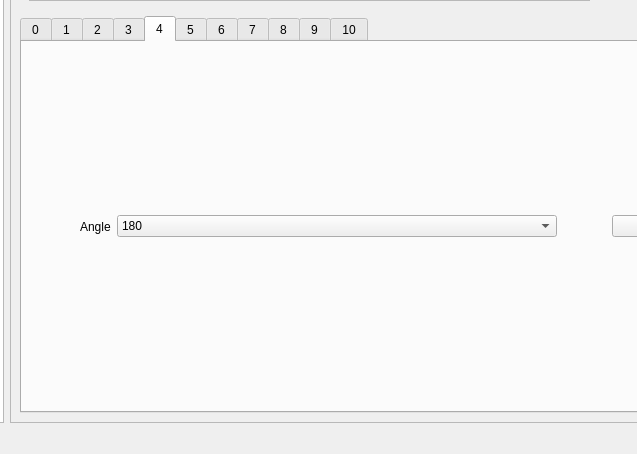
Above: mainwindow.ui from elifcansuyildiz/ImageProcessingQtApplication before the change; both pictures show x 261 to 898 and y 179 to 633 of the 983 by 633 pixel window. Below: the same form after it.
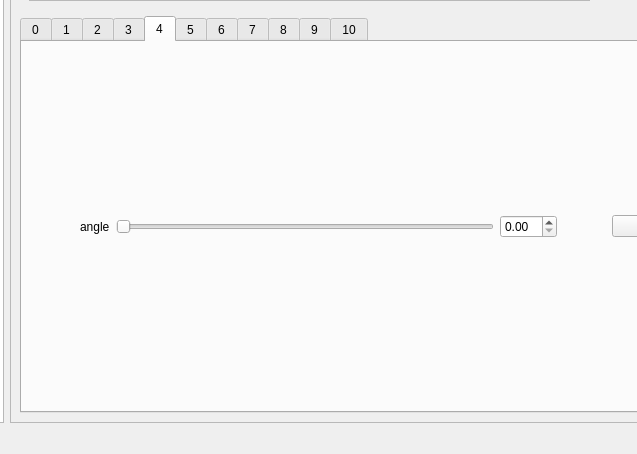
That is the form after the change. The open tabs and pages were chosen to show the change.

What changed in the file:
```diff
--- a/mainwindow.ui
+++ b/mainwindow.ui
@@ -1072,6 +1072,9 @@
                 <property name="orientation">
                  <enum>Qt::Horizontal</enum>
                 </property>
+                <property name="sizeType">
+                 <enum>QSizePolicy::Expanding</enum>
+                </property>
                 <property name="sizeHint" stdset="0">
                  <size>
                   <width>40</width>
@@ -1083,28 +1086,31 @@
               <item>
                <widget class="QLabel" name="label">
                 <property name="text">
-                 <string>Angle</string>
+                 <string>angle</string>
                 </property>
                </widget>
               </item>
               <item>
-               <widget class="QComboBox" name="cylinder_combobox">
+               <widget class="QSlider" name="cylinder_angle_slider">
                 <property name="sizePolicy">
-                 <sizepolicy hsizetype="MinimumExpanding" vsizetype="Fixed">
+                 <sizepolicy hsizetype="Expanding" vsizetype="Fixed">
                   <horstretch>100</horstretch>
                   <verstretch>0</verstretch>
                  </sizepolicy>
                 </property>
-                <item>
-                 <property name="text">
-                  <string>180</string>
-                 </property>
-                </item>
-                <item>
-                 <property name="text">
-                  <string>360</string>
-                 </property>
-                </item>
+                <property name="accessibleName">
+                 <string>cylinder_angle</string>
+                </property>
+                <property name="orientation">
+                 <enum>Qt::Horizontal</enum>
+                </property>
+               </widget>
+              </item>
+              <item>
+               <widget class="QDoubleSpinBox" name="cylinder_angle_spinbox">
+                <property name="accessibleName">
+                 <string>cylinder_angle</string>
+                </property>
                </widget>
               </item>
               <item>
@@ -1112,6 +1118,9 @@
                 <property name="orientation">
                  <enum>Qt::Horizontal</enum>
                 </property>
+                <property name="sizeType">
+                 <enum>QSizePolicy::Expanding</enum>
+                </property>
                 <property name="sizeHint" stdset="0">
                  <size>
                   <width>40</width>
```
Left out of the diff: 23 changed lines with no effect on the pictures.
